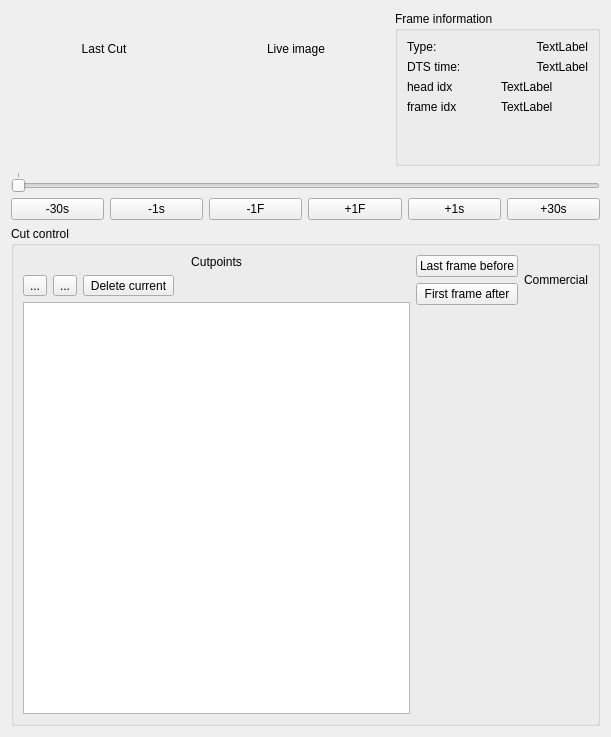
This is justcutit_editor/editor.ui in xqms/justcutit as Qt 5 draws it before an edit. The edited form follows.
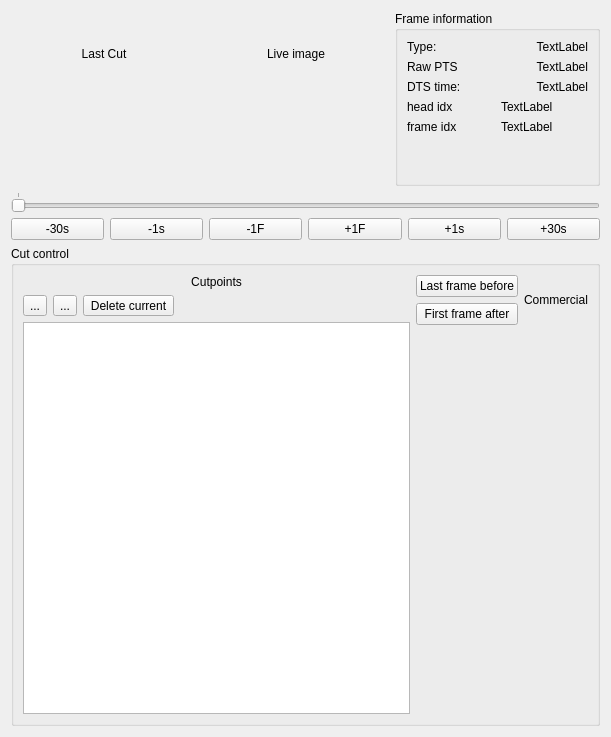
This is the edited form. Custom widgets are drawn as their Qt base class.

Commit message: editor: output PTS instead of float time

```diff
--- a/justcutit_editor/editor.ui
+++ b/justcutit_editor/editor.ui
@@ -59,14 +59,14 @@
           </property>
          </widget>
         </item>
-        <item row="1" column="0">
+        <item row="2" column="0">
          <widget class="QLabel" name="label_2">
           <property name="text">
            <string>DTS time:</string>
           </property>
          </widget>
         </item>
-        <item row="1" column="1">
+        <item row="2" column="1">
          <widget class="QLabel" name="timeStampLabel">
           <property name="text">
            <string>TextLabel</string>
@@ -76,7 +76,7 @@
           </property>
          </widget>
         </item>
-        <item row="4" column="0" colspan="2">
+        <item row="5" column="0" colspan="2">
          <spacer name="verticalSpacer">
           <property name="orientation">
            <enum>Qt::Vertical</enum>
@@ -89,34 +89,51 @@
           </property>
          </spacer>
         </item>
-        <item row="2" column="0">
+        <item row="3" column="0">
          <widget class="QLabel" name="label_3">
           <property name="text">
            <string>head idx</string>
           </property>
          </widget>
         </item>
-        <item row="2" column="1">
+        <item row="3" column="1">
          <widget class="QLabel" name="headIdxLabel">
           <property name="text">
            <string>TextLabel</string>
           </property>
          </widget>
         </item>
-        <item row="3" column="0">
+        <item row="4" column="0">
          <widget class="QLabel" name="label_5">
           <property name="text">
            <string>frame idx</string>
           </property>
          </widget>
         </item>
-        <item row="3" column="1">
+        <item row="4" column="1">
          <widget class="QLabel" name="frameIdxLabel">
           <property name="text">
            <string>TextLabel</string>
           </property>
          </widget>
         </item>
+        <item row="1" column="0">
+         <widget class="QLabel" name="label_9">
+          <property name="text">
+           <string>Raw PTS</string>
+          </property>
+         </widget>
+        </item>
+        <item row="1" column="1">
+         <widget class="QLabel" name="rawPTSLabel">
+          <property name="text">
+           <string>TextLabel</string>
+          </property>
+          <property name="alignment">
+           <set>Qt::AlignRight|Qt::AlignTrailing|Qt::AlignVCenter</set>
+          </property>
+         </widget>
+        </item>
        </layout>
       </widget>
      </item>
```
The commit also changes 4 other files.
